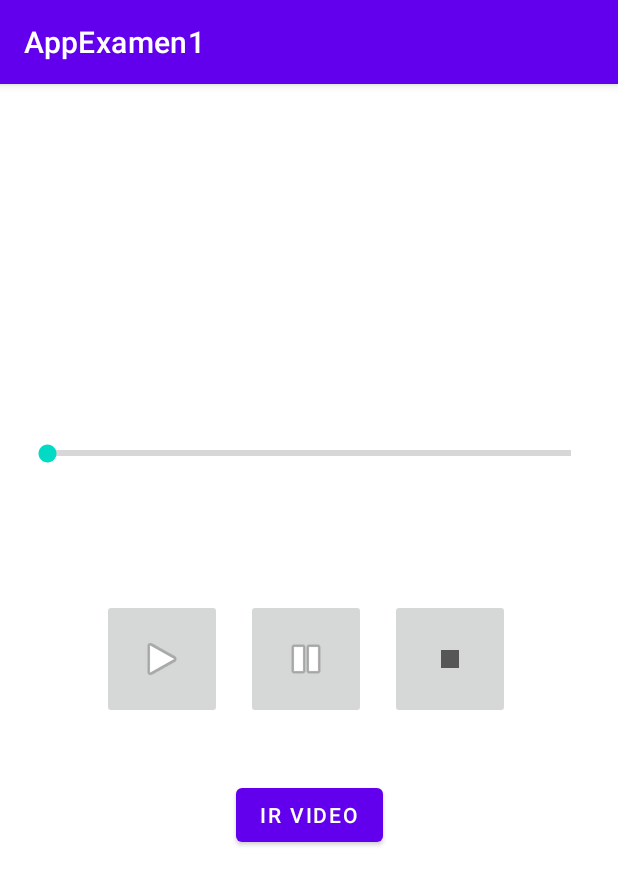
After one commit to borjalafu7/AppRepasoExamen, an Android app: the reproductor_musica screen opened directly, with no data from a screen before it, on a phone screen of 412 x 824 dp. The commit adds this screen. Shown: the top 885 px of the screen. Run offline under Robolectric (Android 15) with nearby library versions, the phone set to English and light mode, and no system bars.

Commit message:
audio y video añadido

```diff
--- a/app/src/main/java/com/borjalapa/appexamen1/MainActivity.java
+++ b/app/src/main/java/com/borjalapa/appexamen1/MainActivity.java
@@ -105,4 +105,9 @@ TextView fecha;
         });
         newFragment.show(getSupportFragmentManager(), "DATEPICKER");
     }
+
+    public void IrMusica(View view) {
+        Intent i = new Intent(this,reproductor_musica.class);
+        startActivity(i);
+    }
 }
--- /dev/null
+++ b/app/src/main/java/com/borjalapa/appexamen1/reproductor_musica.java
@@ -0,0 +1,126 @@
+package com.borjalapa.appexamen1;
+
+import androidx.appcompat.app.AppCompatActivity;
+
+import android.content.Intent;
+import android.media.MediaPlayer;
+import android.os.Bundle;
+import android.os.Handler;
+import android.provider.MediaStore;
+import android.view.View;
+import android.widget.ImageButton;
+import android.widget.SeekBar;
+
+public class reproductor_musica extends AppCompatActivity {
+    final int DELAY_TIME = 750;
+    MediaPlayer mediaPlayer;
+    ImageButton play, pause,stop;
+    SeekBar seekBar;
+
+    Handler handler;
+
+    int playPosition = 0;
+    Boolean playing = false;
+
+    @Override
+    protected void onCreate(Bundle savedInstanceState) {
+        super.onCreate(savedInstanceState);
+        setContentView(R.layout.activity_reproductor_musica);
+
+        play = (ImageButton) findViewById(R.id.btnReproducirAudio);
+        pause = (ImageButton) findViewById(R.id.btnPause);
+        stop = (ImageButton) findViewById(R.id.btnStop);
+        seekBar = (SeekBar) findViewById(R.id.seekBar);
+
+        handler = new Handler();
+        moverBarra();
+
+
+
+        mediaPlayer = MediaPlayer.create(this,R.raw.musica);
+
+        mediaPlayer.setVolume(10,10);
+
+
+        int millis = mediaPlayer.getDuration();
+
+        seekBar.setMax(millis);
+
+
+
+        play.setOnClickListener(new View.OnClickListener() {
+            @Override
+            public void onClick(View view) {
+                playing = true;
+                mediaPlayer.start();
+            }
+        });
+
+        pause.setOnClickListener(new View.OnClickListener() {
+            @Override
+            public void onClick(View view) {
+                if(playing){
+                    playing = false;
+
+                }
+                mediaPlayer.pause();
+
+            }
+        });
+
+        stop.setOnClickListener(new View.OnClickListener() {
+            @Override
+            public void onClick(View view) {
+                if(playing){
+                    playing = false;
+                }
+                seekBar.setProgress(0);
+                mediaPlayer.seekTo(0);
+                mediaPlayer.pause();
+
+            }
+        });
+
+
+
+
+        seekBar.setOnSeekBarChangeListener(new SeekBar.OnSeekBarChangeListener() {
+            @Override
+            public void onProgressChanged(SeekBar seekBar, int i, boolean b) {
+                mediaPlayer.pause();
+                mediaPlayer.seekTo(i);
+                if(playing)
+                    mediaPlayer.start();
+            }
+
+            @Override
+            public void onStartTrackingTouch(SeekBar seekBar) {
+
+            }
+
+            @Override
+            public void onStopTrackingTouch(SeekBar seekBar) {
+
+            }
+        });
+
+
+    }
+
+    public void irVideo(View view) {
+        Intent i = new Intent(this, reproductor_video.class);
+        mediaPlayer.stop();
+        playing = false;
+        startActivity(i);
+    }
+
+    private void moverBarra(){
+        handler.postDelayed(new Runnable() {
+            @Override
+            public void run() {
+                seekBar.setProgress(mediaPlayer.getCurrentPosition());
+                handler.postDelayed(this,DELAY_TIME);
+            }
+        },DELAY_TIME);
+    }
+}
--- a/app/src/main/java/com/borjalapa/appexamen1/tabs.java
+++ b/app/src/main/java/com/borjalapa/appexamen1/tabs.java
@@ -53,7 +53,7 @@ Drawer nDrawer;
         // Passing each menu ID as a set of Ids because each
         // menu should be considered as top level destinations.
         AppBarConfiguration appBarConfiguration = new AppBarConfiguration.Builder(
-                R.id.navigation_home, R.id.navigation_dashboard, R.id.navigation_notifications)
+                R.id.navigation_home, R.id.navigation_dashboard, R.id.navigation_reproductor)
                 .build();
         NavController navController = Navigation.findNavController(this, R.id.nav_host_fragment);
         NavigationUI.setupActionBarWithNavController(this, navController, appBarConfiguration);
@@ -90,7 +90,7 @@ Drawer nDrawer;
                         new DividerDrawerItem(),
                         new SecondaryDrawerItem()
                                 .withIdentifier(3)
-                                .withName("Ajustes"),
+                                .withName("Video y Audio"),
                         new SecondaryDrawerItem()
                                 .withIdentifier(4)
                                 .withName("Cerrar Menu")
--- /dev/null
+++ b/app/src/main/res/drawable/ic_stop.xml
@@ -0,0 +1,10 @@
+<vector xmlns:android="http://schemas.android.com/apk/res/android"
+    android:width="24dp"
+    android:height="24dp"
+    android:viewportWidth="24"
+    android:viewportHeight="24"
+    android:tint="?attr/colorControlNormal">
+  <path
+      android:fillColor="@android:color/white"
+      android:pathData="M6,6h12v12H6z"/>
+</vector>
--- /dev/null
+++ b/app/src/main/res/layout/activity_reproductor_musica.xml
@@ -0,0 +1,66 @@
+<?xml version="1.0" encoding="utf-8"?>
+<androidx.constraintlayout.widget.ConstraintLayout xmlns:android="http://schemas.android.com/apk/res/android"
+    xmlns:app="http://schemas.android.com/apk/res-auto"
+    xmlns:tools="http://schemas.android.com/tools"
+    android:layout_width="match_parent"
+    android:layout_height="match_parent"
+    tools:context=".reproductor_musica">
+
+    <ImageButton
+        android:id="@+id/btnReproducirAudio"
+        android:layout_width="80dp"
+        android:layout_height="80dp"
+        android:layout_marginStart="68dp"
+        app:layout_constraintBottom_toBottomOf="parent"
+        app:layout_constraintStart_toStartOf="parent"
+        app:layout_constraintTop_toTopOf="parent"
+        app:layout_constraintVertical_bias="0.499"
+        app:srcCompat="@android:drawable/ic_media_play" />
+
+    <ImageButton
+        android:id="@+id/btnPause"
+        android:layout_width="80dp"
+        android:layout_height="80dp"
+        android:layout_marginStart="16dp"
+        app:layout_constraintBottom_toBottomOf="@+id/btnReproducirAudio"
+        app:layout_constraintStart_toEndOf="@+id/btnReproducirAudio"
+        app:layout_constraintTop_toTopOf="@+id/btnReproducirAudio"
+        app:layout_constraintVertical_bias="0.0"
+        app:srcCompat="@android:drawable/ic_media_pause" />
+
+    <ImageButton
+        android:id="@+id/btnStop"
+        android:layout_width="80dp"
+        android:layout_height="80dp"
+        android:layout_marginStart="112dp"
+        app:layout_constraintBottom_toBottomOf="@+id/btnReproducirAudio"
+        app:layout_constraintStart_toEndOf="@+id/btnReproducirAudio"
+        app:layout_constraintTop_toTopOf="@+id/btnReproducirAudio"
+        app:layout_constraintVertical_bias="0.0"
+        app:srcCompat="@drawable/ic_stop" />
+
+    <SeekBar
+        android:id="@+id/seekBar"
+        style="?android:attr/progressBarStyleHorizontal"
+        android:layout_width="match_parent"
+        android:layout_height="wrap_content"
+        android:layout_marginLeft="15dp"
+        android:layout_marginRight="15dp"
+        android:layout_marginBottom="88dp"
+        app:layout_constraintBottom_toTopOf="@+id/btnPause"
+        app:layout_constraintEnd_toEndOf="parent"
+        app:layout_constraintHorizontal_bias="0.498"
+        app:layout_constraintStart_toStartOf="parent" />
+
+    <Button
+        android:id="@+id/button3"
+        android:layout_width="wrap_content"
+        android:layout_height="wrap_content"
+        android:layout_marginTop="40dp"
+        android:text="Ir Video"
+        android:onClick="irVideo"
+        app:layout_constraintEnd_toEndOf="parent"
+        app:layout_constraintStart_toStartOf="parent"
+        app:layout_constraintTop_toBottomOf="@+id/btnPause" />
+
+</androidx.constraintlayout.widget.ConstraintLayout>
--- a/app/src/main/res/menu/bottom_nav_menu.xml
+++ b/app/src/main/res/menu/bottom_nav_menu.xml
@@ -12,8 +12,8 @@
         android:title="@string/title_dashboard" />
 
     <item
-        android:id="@+id/navigation_notifications"
+        android:id="@+id/navigation_reproductor"
         android:icon="@drawable/ic_notifications_black_24dp"
-        android:title="@string/title_notifications" />
+        android:title="@string/title_reproductor" />
 
 </menu>
--- a/app/src/main/res/values/strings.xml
+++ b/app/src/main/res/values/strings.xml
@@ -4,5 +4,5 @@
     <string name="title_activity_tabs">MainActivity</string>
     <string name="title_home">Home</string>
     <string name="title_dashboard">Dashboard</string>
-    <string name="title_notifications">Notifications</string>
+    <string name="title_reproductor">Reproductor</string>
 </resources>
```
Also changed, not shown: app/src/main/AndroidManifest.xml (+6 -1 lines), app/src/main/java/com/borjalapa/appexamen1/reproductor_video.java (added, +95 -0 lines), app/src/main/java/com/borjalapa/appexamen1/ui/reproductor/NotificationsFragment.java (deleted, +0 -35 lines), app/src/main/java/com/borjalapa/appexamen1/ui/reproductor/NotificationsViewModel.java (deleted, +0 -19 lines), app/src/main/java/com/borjalapa/appexamen1/ui/reproductor/ReproductorFragment.java (added, +41 -0 lines), app/src/main/java/com/borjalapa/appexamen1/ui/reproductor/ReproductorViewModel.java (added, +19 -0 lines), app/src/main/res/layout/activity_main.xml (+7 -1 lines), app/src/main/res/layout/activity_reproductor_video.xml (added, +59 -0 lines), app/src/main/res/layout/fragment_notifications.xml (deleted, +0 -22 lines), app/src/main/res/layout/fragment_reproductor.xml (added, +22 -0 lines), app/src/main/res/navigation/mobile_navigation.xml (+4 -4 lines), 2 other files.
